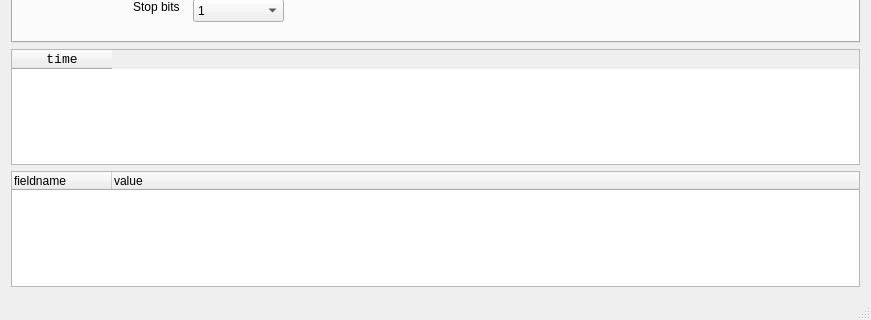
Before: the Qt Designer form project/src/mainwindow.ui in pioupus/qProtocolAnalyzer, drawn with Qt 5; both pictures show x 0 to 871 and y 147 to 467 of the 871 by 467 pixel window.
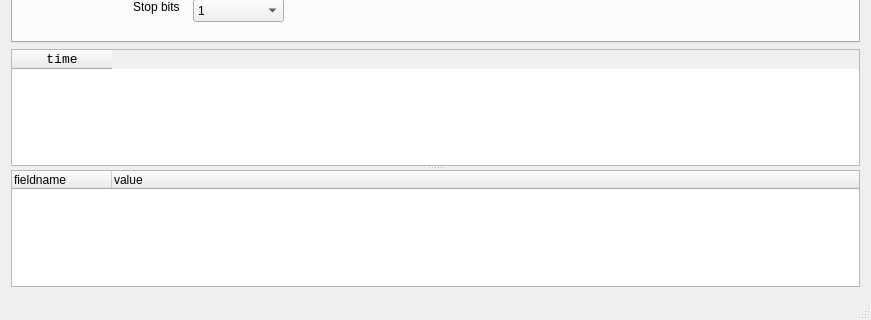
After: the same form once the commit is applied.

Commit message: -using a splitter

Diff of the .ui file:
```diff
--- a/project/src/mainwindow.ui
+++ b/project/src/mainwindow.ui
@@ -14,8 +14,6 @@
    <string>MainWindow</string>
   </property>
   <widget class="QWidget" name="centralWidget">
-   <layout class="QGridLayout" name="gridLayout">
-    <item row="0" column="0">
      <layout class="QVBoxLayout" name="verticalLayout">
       <item>
        <widget class="QTabWidget" name="tabWidget">
@@ -252,6 +250,10 @@
        </widget>
       </item>
       <item>
+     <widget class="QSplitter" name="splitter">
+      <property name="orientation">
+       <enum>Qt::Vertical</enum>
+      </property>
        <widget class="QTableWidget" name="tableWidget">
         <property name="font">
          <font>
@@ -277,8 +279,6 @@
          </property>
         </column>
        </widget>
-      </item>
-      <item>
        <widget class="QTreeWidget" name="treeWidget">
         <property name="sizePolicy">
          <sizepolicy hsizetype="Expanding" vsizetype="Expanding">
@@ -303,8 +303,7 @@
          </property>
         </column>
        </widget>
-      </item>
-     </layout>
+     </widget>
     </item>
    </layout>
   </widget>
```
Lines whose indentation alone changed are shown as unchanged.
